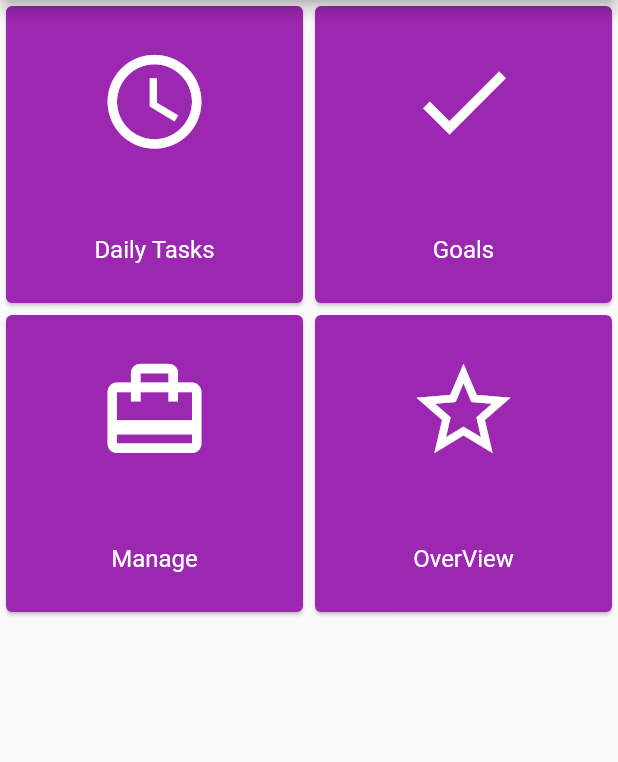
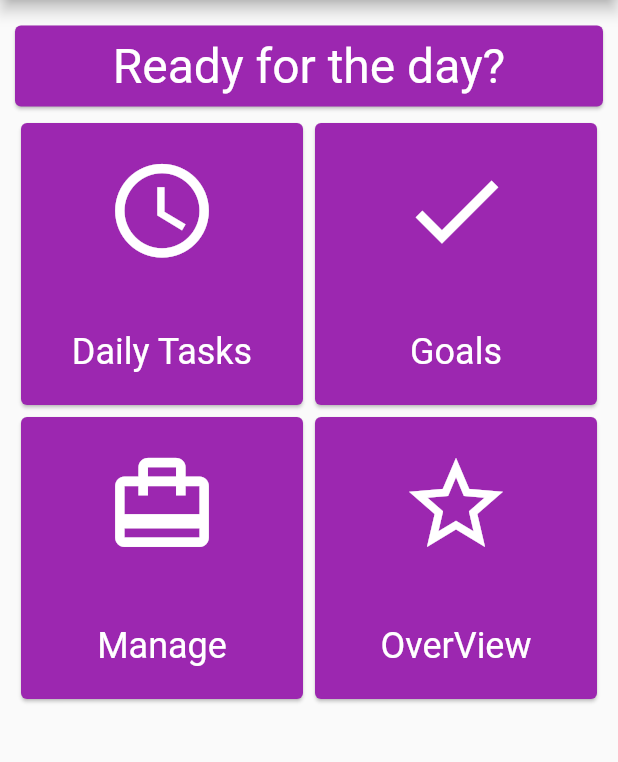
Before and after one commit to HenriqueHott/AgileTasksApp, a Flutter app: the screen it shows after launch, on a phone screen of 412 x 824 dp, the part 84-846 px from its top. Run offline on Flutter 3.47's test engine with Material 2 defaults, Android fonts, the phone set to English and light mode, and no system bars.

Commit message:
Home Page - Home page layout pt.1

```diff
--- a/lib/components/grid_item.dart
+++ b/lib/components/grid_item.dart
@@ -25,7 +25,7 @@ class GridItem extends StatelessWidget {
             icon,
             Text(
               this.itemName,
-              style: TextStyle(color: Colors.white, fontSize: 16.0),
+              style: TextStyle(color: Colors.white, fontSize: 24.0),
             )
           ],
         ),
--- a/lib/screens/home_page.dart
+++ b/lib/screens/home_page.dart
@@ -51,7 +51,30 @@ class HomePage extends StatelessWidget {
       appBar: AppBar(
         title: Text('Agile Tasks App'),
       ),
-        body: Center(
+      body: Container(
+        padding: EdgeInsets.all(10.0),
+        child: Column(
+          children: [
+            SizedBox(
+              width: double.infinity,
+              child: Card(
+                margin: EdgeInsets.fromLTRB(0, 7.0, 0, 7.0),
+                color: Theme.of(context).accentColor,
+                child: Row(
+                  mainAxisAlignment: MainAxisAlignment.center,
+                  children: [
+                    Padding(
+                      padding: const EdgeInsets.all(8.0),
+                      child: Text(
+                        "Ready for the day?",
+                        style: TextStyle(fontSize: 32.0, color: Colors.white),
+                      ),
+                    ),
+                  ],
+                ),
+              ),
+            ),
+            Expanded(
               child: GridView.count(
                 crossAxisCount: 2,
                 children: _featuresItems
@@ -61,6 +84,10 @@ class HomePage extends StatelessWidget {
                         onPressed: _handleFeaturePressed))
                     .toList(),
               ),
-        ));
+            ),
+          ],
+        ),
+      ),
+    );
   }
 }
```
Lines whose indentation alone changed are shown as unchanged.
